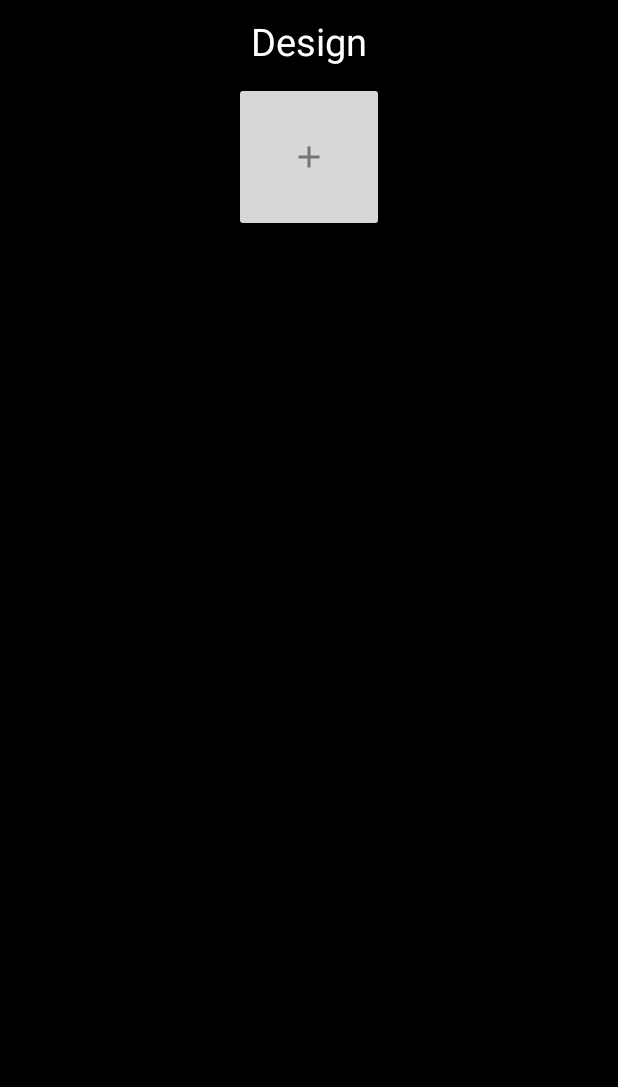
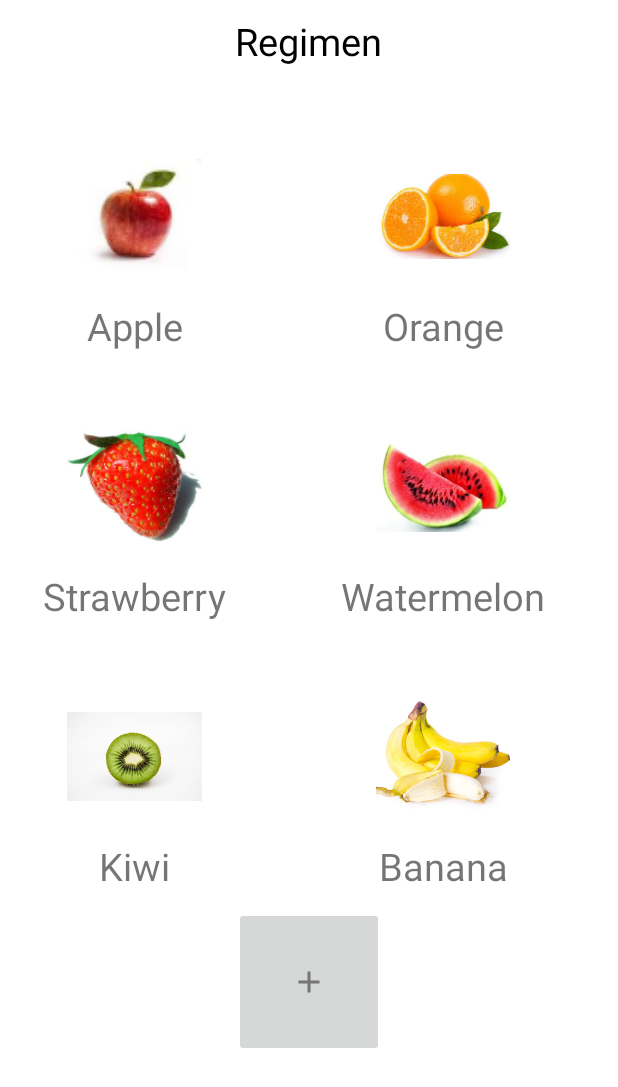
Before and after one commit to Ace5584/Regimen, an Android app: the screen it shows after launch (HomePage), on a phone screen of 412 x 824 dp. Shown: the top 1087 px of the screen. Run offline under Robolectric (Android 15) with nearby library versions, the phone set to English and light mode, and no system bars.

Commit message:
Created GridView and works

```diff
--- a/app/build.gradle
+++ b/app/build.gradle
@@ -22,6 +22,11 @@ android {
             proguardFiles getDefaultProguardFile('proguard-android-optimize.txt'), 'proguard-rules.pro'
         }
     }
+
+    buildFeatures {
+        viewBinding true
+    }
+
     compileOptions {
         sourceCompatibility JavaVersion.VERSION_1_8
         targetCompatibility JavaVersion.VERSION_1_8
--- a/app/src/main/AndroidManifest.xml
+++ b/app/src/main/AndroidManifest.xml
@@ -9,7 +9,8 @@
         android:roundIcon="@mipmap/ic_launcher_round"
         android:supportsRtl="true"
         android:theme="@style/Theme.AndroidRegimen">
-        <activity android:name=".DetailsPage"></activity>
+        <activity android:name=".GridItemActivity"></activity>
+        <activity android:name=".DetailsPage" />
         <activity android:name=".AddTaskPage" />
         <activity android:name=".HomePage">
             <intent-filter>
--- a/app/src/main/java/com/example/androidregimen/HomePage.java
+++ b/app/src/main/java/com/example/androidregimen/HomePage.java
@@ -2,13 +2,115 @@ package com.example.androidregimen;
 
 import androidx.appcompat.app.AppCompatActivity;
 
+import android.content.Intent;
 import android.os.Bundle;
+import android.view.View;
+import android.view.ViewGroup;
+import android.widget.AdapterView;
+import android.widget.BaseAdapter;
+import android.widget.GridLayout;
+import android.widget.GridView;
+import android.widget.ImageView;
+import android.widget.ListAdapter;
+import android.widget.TextView;
+import android.widget.Toast;
+
+import com.example.androidregimen.databinding.HomePageBinding;
 
 public class HomePage extends AppCompatActivity {
+
+    GridView gridView;
+    String[] fruitNames = {"Apple", "Orange", "Strawberry", "Watermelon", "Kiwi", "Banana"};
+    int[] fruitImages = {R.drawable.apple, R.drawable.oranges, R.drawable.strawberry,
+            R.drawable.watermelon, R.drawable.kiwi, R.drawable.banana};
 
     @Override
     protected void onCreate(Bundle savedInstanceState) {
         super.onCreate(savedInstanceState);
         setContentView(R.layout.home_page);
+
+        gridView = findViewById(R.id.gridView);
+
+        CustomAdapter customAdapter = new CustomAdapter();
+        gridView.setAdapter(customAdapter);
+
+        setGridViewHeightBasedOnChildren(gridView, 2);
+
+        gridView.setOnItemClickListener(new AdapterView.OnItemClickListener() {
+            @Override
+            public void onItemClick(AdapterView<?> parent, View view, int position, long id) {
+                Intent intent = new Intent(getApplicationContext(), GridItemActivity.class);
+                intent.putExtra("name", fruitNames[position]);
+                intent.putExtra("image", fruitImages[position]);
+                startActivity(intent);
+            }
+        });
+    }
+
+    private class CustomAdapter extends BaseAdapter{
+
+        @Override
+        public int getCount() {
+            return fruitImages.length;
+        }
+
+        @Override
+        public Object getItem(int position) {
+            return null;
+        }
+
+        @Override
+        public long getItemId(int position) {
+            return 0;
+        }
+
+        @Override
+        public View getView(int position, View convertView, ViewGroup parent) {
+            View view1 = getLayoutInflater().inflate(R.layout.row_data, null);
+
+            TextView name = view1.findViewById(R.id.fruits);
+            ImageView image = view1.findViewById(R.id.images);
+
+            name.setText(fruitNames[position]);
+            image.setImageResource(fruitImages[position]);
+            return view1;
+        }
+    }
+
+    private void setGridViewHeightBasedOnChildren(GridView gridView, int noOfColumns) {
+        ListAdapter gridViewAdapter = gridView.getAdapter();
+        if (gridViewAdapter == null) {
+            // adapter is not set yet
+            return;
+        }
+
+        int totalHeight; //total height to set on grid view
+        int items = gridViewAdapter.getCount(); //no. of items in the grid
+        int rows; //no. of rows in grid
+
+        View listItem = gridViewAdapter.getView(0, null, gridView);
+        listItem.measure(0, 0);
+        totalHeight = listItem.getMeasuredHeight();
+
+        float x;
+        if( items > noOfColumns ){
+            x = items/noOfColumns;
+
+            //Check if exact no. of rows of rows are available, if not adding 1 extra row
+            if(items%noOfColumns != 0) {
+                rows = (int) (x + 1);
+            }else {
+                rows = (int) (x);
+            }
+            totalHeight *= rows;
+
+            //Adding any vertical space set on grid view
+            totalHeight += gridView.getVerticalSpacing() * rows;
+        }
+
+        //Setting height on grid view
+        ViewGroup.LayoutParams params = gridView.getLayoutParams();
+        params.height = totalHeight;
+        gridView.setLayoutParams(params);
     }
 }
--- a/app/src/main/res/layout/home_page.xml
+++ b/app/src/main/res/layout/home_page.xml
@@ -4,7 +4,7 @@
     xmlns:tools="http://schemas.android.com/tools"
     android:layout_width="match_parent"
     android:layout_height="match_parent"
-    android:background="@color/black"
+    android:background="@color/white"
     tools:context=".HomePage">
 
     <LinearLayout
@@ -16,21 +16,20 @@
             android:layout_width="wrap_content"
             android:layout_height="wrap_content"
             android:gravity="center"
-            android:text="Design"
-            android:textColor="@color/white"
+            android:text="Regimen"
+            android:textColor="@color/black"
             android:textSize="25dp"
             android:layout_gravity="center_horizontal"
             android:layout_marginBottom="10dp"
             android:layout_marginTop="10dp"
             />
 
-        <GridLayout
+
+        <GridView
+            android:id="@+id/gridView"
             android:layout_width="match_parent"
-            android:layout_height="match_parent"
-            android:id="@+id/gridView"
-            android:numColumns="2"
-            />
-
+            android:layout_height="404dp"
+            android:numColumns="2" />
 
         <ImageButton
             android:id="@+id/imageButton"
@@ -39,7 +38,9 @@
             app:layout_constraintTop_toBottomOf="@+id/textView"
             app:srcCompat="@drawable/ic_add"
             tools:ignore="VectorDrawableCompat"
-            android:layout_gravity="center"/>
+            android:layout_gravity="center"
+            android:layout_marginTop="10dp"
+            android:layout_marginBottom="10dp"/>
 
 
     </LinearLayout>
--- /dev/null
+++ b/app/src/main/res/layout/row_data.xml
@@ -0,0 +1,27 @@
+<?xml version="1.0" encoding="utf-8"?>
+<RelativeLayout
+    xmlns:android="http://schemas.android.com/apk/res/android" android:layout_width="match_parent"
+    android:layout_height="match_parent">
+
+    <RelativeLayout
+        android:layout_width="180dp"
+        android:layout_height="180dp"
+        android:background="#fff"
+        android:id="@+id/gridviewdata">
+        <TextView
+            android:layout_width="wrap_content"
+            android:layout_height="wrap_content"
+            android:id="@+id/fruits"
+            android:layout_alignParentBottom="true"
+            android:layout_centerHorizontal="true"
+            android:text="Apple"
+            android:textSize="25dp"/>
+        <ImageView
+            android:layout_width="90dp"
+            android:layout_height="90dp"
+            android:id="@+id/images"
+            android:layout_centerHorizontal="true"
+            android:layout_centerVertical="true"
+            android:src="@drawable/apple"/>
+    </RelativeLayout>
+</RelativeLayout>
```
Also changed, not shown: app/src/main/java/com/example/androidregimen/GridItemActivity.java (added, +27 -0 lines), app/src/main/res/layout/activity_grid_item.xml (added, +27 -0 lines), app/src/main/res/drawable-xxhdpi/apple.png (added), app/src/main/res/drawable-xxhdpi/banana.jpg (added), app/src/main/res/drawable-xxhdpi/kiwi.png (added), app/src/main/res/drawable-xxhdpi/oranges.jpg (added), app/src/main/res/drawable-xxhdpi/strawberry.jpg (added), app/src/main/res/drawable-xxhdpi/watermelon.jpg (added).
